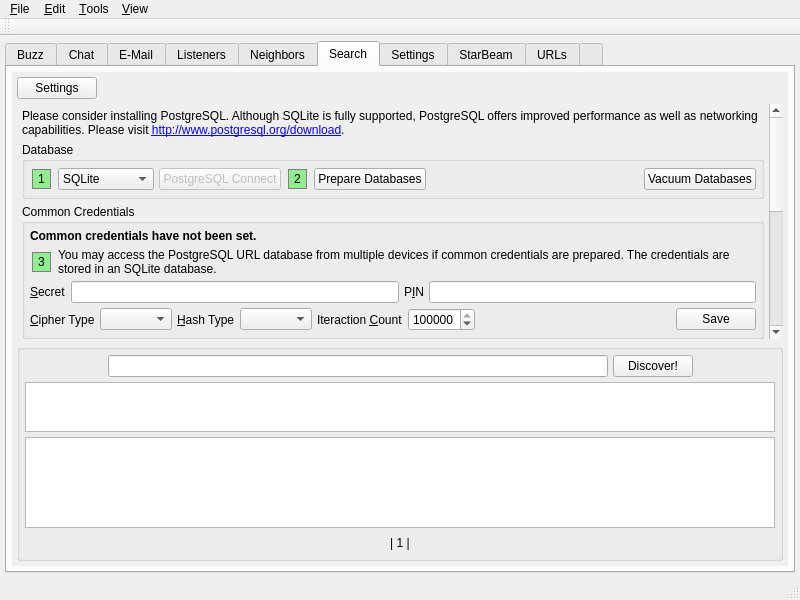
Qt form branches/trunk/UI/controlcenter.ui (textbrowser/spot-on) before a commit.
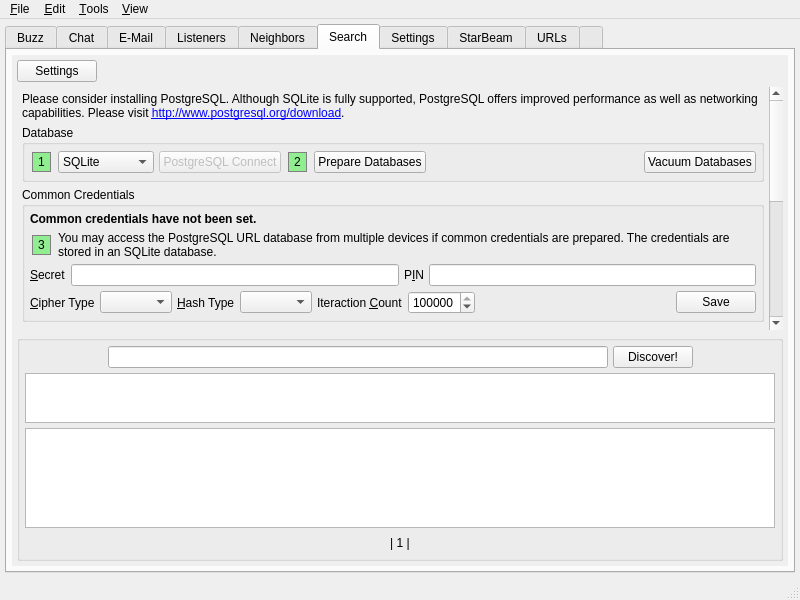
The same form after that commit. The open tabs and pages were chosen to show the change. Icons and pictures are not drawn. Custom widgets are drawn as their Qt base class.

What changed in the file:
```diff
--- a/branches/trunk/UI/controlcenter.ui
+++ b/branches/trunk/UI/controlcenter.ui
@@ -4036,8 +4036,8 @@
             <rect>
              <x>0</x>
              <y>0</y>
-             <width>776</width>
-             <height>466</height>
+             <width>630</width>
+             <height>347</height>
             </rect>
            </property>
            <layout class="QVBoxLayout" name="verticalLayout_2">
@@ -4113,8 +4113,8 @@
                 <rect>
                  <x>0</x>
                  <y>0</y>
-                 <width>752</width>
-                 <height>602</height>
+                 <width>635</width>
+                 <height>619</height>
                 </rect>
                </property>
                <layout class="QVBoxLayout" name="verticalLayout_65">
@@ -7963,23 +7963,6 @@
    <addaction name="menu_Tools"/>
    <addaction name="menu_View"/>
   </widget>
-  <widget class="QToolBar" name="toolBar">
-   <property name="windowTitle">
-    <string>Spot-On: Tool Bar</string>
-   </property>
-   <property name="allowedAreas">
-    <set>Qt::BottomToolBarArea|Qt::TopToolBarArea</set>
-   </property>
-   <property name="floatable">
-    <bool>false</bool>
-   </property>
-   <attribute name="toolBarArea">
-    <enum>TopToolBarArea</enum>
-   </attribute>
-   <attribute name="toolBarBreak">
-    <bool>false</bool>
-   </attribute>
-  </widget>
   <action name="action_Quit">
    <property name="text">
     <string>&amp;Quit</string>
```
Left out of the diff: 22 changed lines with no effect on the pictures.
